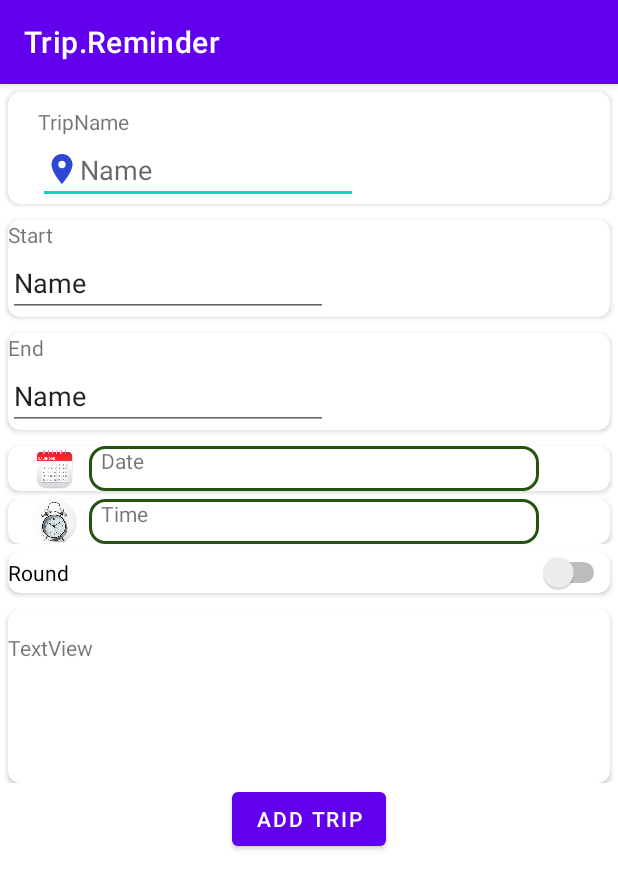
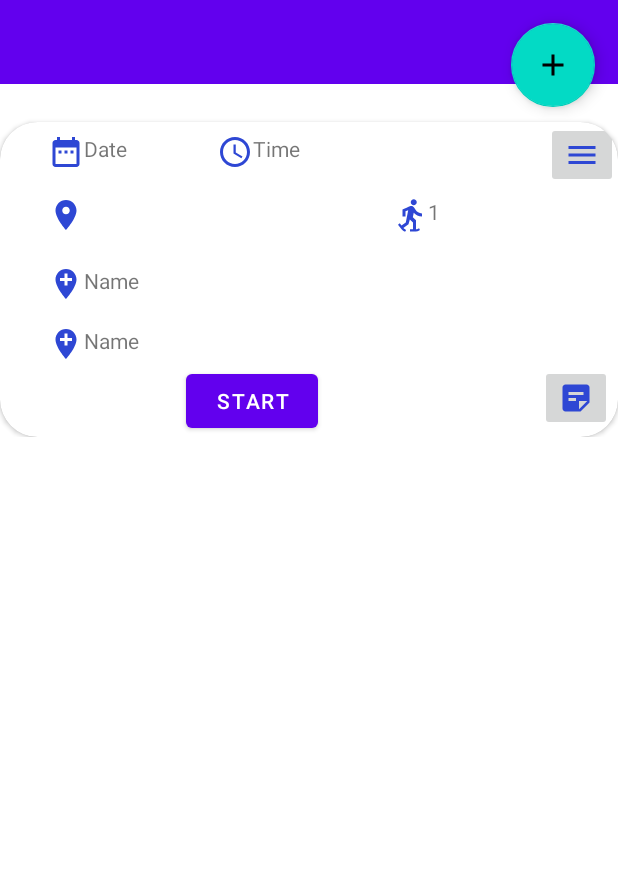
Before and after one commit to SohaMohamed98/Trip.Reminder, an Android app: the AddTrip screen opened directly, with no data from a screen before it, after a tap on "ADD TRIP", on a phone screen of 412 x 824 dp. Shown: the top 889 px of the screen. Run offline under Robolectric (Android 15) with nearby library versions, the phone set to English and light mode, and no system bars; our stand-ins replace CircleImageView, Room's generated code; 2 statements that could not run were skipped.

Commit message:
overwrite on list view

```diff
--- a/app/src/main/java/com/mad41/tripreminder/trip_ui/AddTrip.java
+++ b/app/src/main/java/com/mad41/tripreminder/trip_ui/AddTrip.java
@@ -36,6 +36,7 @@ import java.util.List;
 import de.hdodenhof.circleimageview.CircleImageView;
 
 public class AddTrip extends AppCompatActivity {
+
     public static final String TAG = "room";
     EditText txt_place;
     TextView txtDate;
@@ -47,15 +48,11 @@ public class AddTrip extends AppCompatActivity {
     private MyRoomDataBase dataBaseInstance;
 
 
-    int AUTOCOMPLETE_REQUEST_CODE = 1;
-    int AUTOCOMPLETE_REQUEST_CODE2 = 2;
+    int AUTOCOMPLETE_REQUEST_CODE_START = 1;
+    int AUTOCOMPLETE_REQUEST_CODE2_END = 2;
     EditText txt_start;
     EditText txt_end;
     Button btn_place;
-
-    AutocompleteSupportFragment autocompleteFragmentStart;
-    AutocompleteSupportFragment autocompleteFragmentEnd;
-
 
     @Override
     protected void onCreate(Bundle savedInstanceState) {
@@ -63,7 +60,6 @@ public class AddTrip extends AppCompatActivity {
         setContentView(R.layout.activity_add_trip);
 
         Places.initialize(getApplication().getBaseContext(), "AIzaSyA7dH75J8SZ0-GkeHqHANbflPhdpbfU5yI");
-
 
         txtDate = (TextView) findViewById(R.id.txt_date);
         txtTtime = (TextView) findViewById(R.id.txt_time);
@@ -89,6 +85,8 @@ public class AddTrip extends AppCompatActivity {
                         printTrip();
                     }
                 }.start();
+
+
 
             }
         });
@@ -160,7 +158,7 @@ public class AddTrip extends AppCompatActivity {
 
                 Intent intent = new Autocomplete.IntentBuilder(AutocompleteActivityMode.OVERLAY, fields1) //FullScreen
                         .build(getApplication().getBaseContext());
-                startActivityForResult(intent, AUTOCOMPLETE_REQUEST_CODE);
+                startActivityForResult(intent, AUTOCOMPLETE_REQUEST_CODE_START);
             }
         });
     }
@@ -174,26 +172,43 @@ public class AddTrip extends AppCompatActivity {
 
                 Intent intent = new Autocomplete.IntentBuilder(AutocompleteActivityMode.OVERLAY, fields1) //FullScreen
                         .build(getApplication().getBaseContext());
-                startActivityForResult(intent, AUTOCOMPLETE_REQUEST_CODE2);
+                startActivityForResult(intent, AUTOCOMPLETE_REQUEST_CODE2_END);
             }
         });
     }
 
     private void printTrip() {
+
         new Thread() {
             @Override
             public void run() {
                 ArrayList<Trip> trips = (ArrayList<Trip>) dataBaseInstance.tripDao().getUpcomingTrips();
-                Log.i(TAG, "" + trips.get(0));
+                Log.i(TAG, "" + trips.get(3));
+                Intent intentToCard=new Intent(AddTrip.this, UpcomingActivity.class);
+
+                for(int i=0; i<trips.size();i++){
+                    intentToCard.putExtra("name", trips.get(i).getName());
+                    intentToCard.putExtra("date", trips.get(i).getDate());
+                    intentToCard.putExtra("time", trips.get(i).getTime());
+                    intentToCard.putExtra("start", trips.get(i).getStartLoacation());
+                    intentToCard.putExtra("end", trips.get(i).getEndLoacation());
+                    intentToCard.putExtra("status",String.valueOf(trips.get(i).getStatus()));
+
+                }
+                startActivity(intentToCard);
+
+
             }
         }.start();
+
+
 
 
     }
 
     @Override
     protected void onActivityResult(int requestCode, int resultCode, @Nullable Intent data) {
-        if (requestCode == AUTOCOMPLETE_REQUEST_CODE) {
+        if (requestCode == AUTOCOMPLETE_REQUEST_CODE_START) {
             if (resultCode == RESULT_OK) {
                 Place place = Autocomplete.getPlaceFromIntent(data);
                 txt_start.setText(place.getName());
@@ -207,7 +222,7 @@ public class AddTrip extends AppCompatActivity {
             }
             return;
 
-        } else if (requestCode == AUTOCOMPLETE_REQUEST_CODE2) {
+        } else if (requestCode == AUTOCOMPLETE_REQUEST_CODE2_END) {
 
             if (resultCode == RESULT_OK) {
                 Place place = Autocomplete.getPlaceFromIntent(data);
--- a/app/src/main/java/com/mad41/tripreminder/trip_ui/UpcomingActivity.java
+++ b/app/src/main/java/com/mad41/tripreminder/trip_ui/UpcomingActivity.java
@@ -4,8 +4,11 @@ import androidx.appcompat.app.AppCompatActivity;
 import androidx.recyclerview.widget.LinearLayoutManager;
 import androidx.recyclerview.widget.RecyclerView;
 
+import android.content.Intent;
 import android.os.Bundle;
+import android.view.View;
 
+import com.google.android.material.floatingactionbutton.FloatingActionButton;
 import com.mad41.tripreminder.R;
 
 import java.util.ArrayList;
@@ -15,6 +18,10 @@ public class UpcomingActivity extends AppCompatActivity {
     RecyclerView recyclerView;
     TripAdapter adapter;
     RecyclerView.LayoutManager layoutManager;
+    FloatingActionButton btn_add;
+
+    String name, date, time, start, end;
+    Boolean status, round;
 
     ArrayList<TripModel> tripModelArrayList;
 
@@ -24,13 +31,39 @@ public class UpcomingActivity extends AppCompatActivity {
         setContentView(R.layout.activity_upcoming);
 
         tripModelArrayList = new ArrayList<>();
-        tripModelArrayList.add(new TripModel("Line 1", "Line 2","Line","Line","Line",1, true, true));
-        tripModelArrayList.add(new TripModel("Line 1", "Line 2","Line","Line","Line",1, true, true));
-        tripModelArrayList.add(new TripModel("Line 1", "Line 2","Line","Line","Line",1, true, true));
-        tripModelArrayList.add(new TripModel("Line 1", "Line 2","Line","Line","Line",1, true, true));
 
 
+        btn_add = (FloatingActionButton) findViewById(R.id.btnf_add);
         recyclerView = (RecyclerView) findViewById(R.id.recyclerView);
+
+        btn_add_trip();
+        setRecyclerView();
+
+
+        Intent intent = getIntent();
+        name = intent.getStringExtra("name");
+        start = intent.getStringExtra("start");
+        end = intent.getStringExtra("end");
+        time = intent.getStringExtra("time");
+        date = intent.getStringExtra("date");
+
+        tripModelArrayList.add(new TripModel(name, start,end,time,date,1, true, true));
+
+    }
+
+
+
+    void btn_add_trip() {
+        btn_add.setOnClickListener(new View.OnClickListener() {
+            @Override
+            public void onClick(View v) {
+                Intent intentToAddTrip = new Intent(UpcomingActivity.this, AddTrip.class);
+                startActivity(intentToAddTrip);
+            }
+        });
+    }
+
+    void setRecyclerView(){
 
         recyclerView.setHasFixedSize(true);
         adapter = new TripAdapter(tripModelArrayList);
@@ -39,6 +72,5 @@ public class UpcomingActivity extends AppCompatActivity {
         layoutManager.setOrientation(RecyclerView.VERTICAL);
         recyclerView.setLayoutManager(layoutManager);
         recyclerView.setAdapter(adapter);
-
     }
 }
--- a/app/src/main/res/layout/activity_upcoming.xml
+++ b/app/src/main/res/layout/activity_upcoming.xml
@@ -6,14 +6,50 @@
     android:layout_height="wrap_content"
     tools:context=".trip_ui.UpcomingActivity">
 
-    <androidx.recyclerview.widget.RecyclerView
-        android:id="@+id/recyclerView"
+    <androidx.appcompat.widget.Toolbar
+        android:id="@+id/toolbar"
         android:layout_width="match_parent"
         android:layout_height="wrap_content"
-        app:layout_constraintBottom_toBottomOf="parent"
+        android:background="?attr/colorPrimary"
+        android:minHeight="?attr/actionBarSize"
+        android:theme="?attr/actionBarTheme"
         app:layout_constraintEnd_toEndOf="parent"
-        app:layout_constraintHorizontal_bias="1.0"
+        app:layout_constraintHorizontal_bias="0.0"
         app:layout_constraintStart_toStartOf="parent"
+        app:layout_constraintTop_toTopOf="parent" />
+
+    <com.google.android.material.floatingactionbutton.FloatingActionButton
+        android:id="@+id/btnf_add"
+        android:layout_width="wrap_content"
+        android:layout_height="wrap_content"
+        android:layout_alignParentRight="true"
+        android:layout_gravity="bottom|end"
+        android:layout_margin="15dp"
+        app:layout_constraintEnd_toEndOf="parent"
         app:layout_constraintTop_toTopOf="parent"
-        app:layout_constraintVertical_bias="0.052" />
+        app:srcCompat="@drawable/ic_add"
+        tools:ignore="MissingConstraints,VectorDrawableCompat" />
+
+    <RelativeLayout
+        android:id="@+id/relative"
+        android:layout_width="match_parent"
+        android:layout_height="wrap_content"
+        app:layout_behavior="@string/appbar_scrolling_view_behavior"
+        app:layout_constraintEnd_toEndOf="parent"
+        app:layout_constraintStart_toStartOf="parent"
+        app:layout_constraintTop_toBottomOf="@+id/toolbar">
+
+        <androidx.recyclerview.widget.RecyclerView
+            android:id="@+id/recyclerView"
+            android:layout_alignParentTop="true"
+            android:layout_alignParentStart="true"
+            android:layout_alignParentEnd="true"
+            android:layout_width="match_parent"
+            android:layout_height="wrap_content"
+            android:scrollbars="vertical"
+            tools:ignore="MissingConstraints" />
+
+    </RelativeLayout>
+
+
 </androidx.constraintlayout.widget.ConstraintLayout>
--- a/app/src/main/res/values-night/themes.xml
+++ b/app/src/main/res/values-night/themes.xml
@@ -1,6 +1,6 @@
 <resources xmlns:tools="http://schemas.android.com/tools">
     <!-- Base application theme. -->
-    <style name="Theme.TripReminder" parent="Theme.MaterialComponents.DayNight.DarkActionBar">
+    <style name="Theme.TripReminder" parent="Theme.MaterialComponents.DayNight.NoActionBar">
         <!-- Primary brand color. -->
         <item name="colorPrimary">@color/purple_200</item>
         <item name="colorPrimaryVariant">@color/purple_700</item>
--- a/app/src/main/res/values/themes.xml
+++ b/app/src/main/res/values/themes.xml
@@ -1,6 +1,6 @@
 <resources xmlns:tools="http://schemas.android.com/tools">
     <!-- Base application theme. -->
-    <style name="Theme.TripReminder" parent="Theme.MaterialComponents.DayNight.DarkActionBar">
+    <style name="Theme.TripReminder" parent="Theme.MaterialComponents.DayNight.NoActionBar">
         <!-- Primary brand color. -->
         <item name="colorPrimary">@color/purple_500</item>
         <item name="colorPrimaryVariant">@color/purple_700</item>
```
